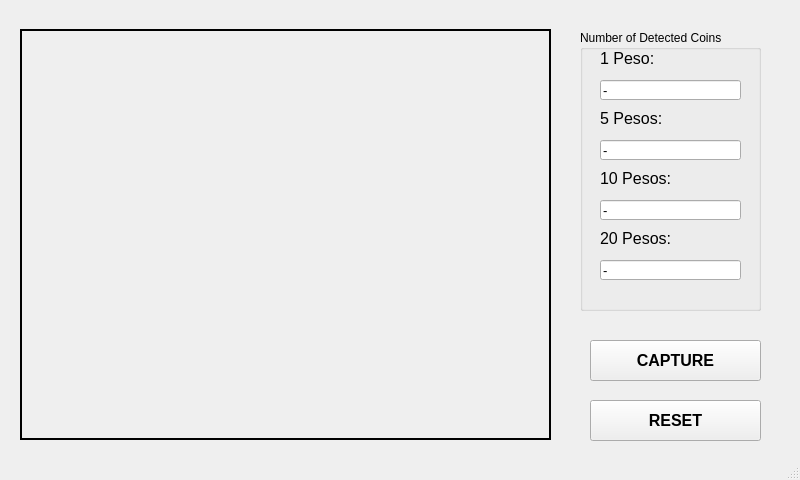
First picture: the form in src/mainwindow.ui, repository romnegrillo/philippine-coins-object-detection, before the edit.
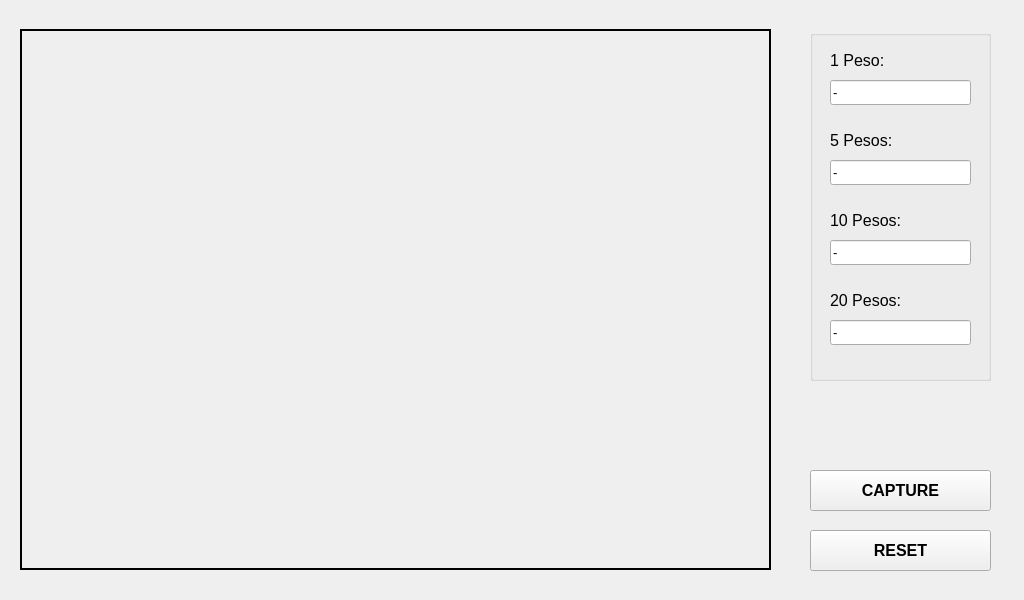
Second picture: the form after the edit.

Commit message: Resized the mainwindow ui.

What changed in the file:
```diff
--- a/src/mainwindow.ui
+++ b/src/mainwindow.ui
@@ -6,8 +6,8 @@
    <rect>
     <x>0</x>
     <y>0</y>
-    <width>800</width>
-    <height>480</height>
+    <width>1024</width>
+    <height>600</height>
    </rect>
   </property>
   <property name="windowTitle">
@@ -22,8 +22,8 @@
      <rect>
       <x>20</x>
       <y>29</y>
-      <width>531</width>
-      <height>411</height>
+      <width>751</width>
+      <height>541</height>
      </rect>
     </property>
     <property name="frameShape">
@@ -42,9 +42,9 @@
    <widget class="QPushButton" name="capture_button">
     <property name="geometry">
      <rect>
-      <x>590</x>
-      <y>340</y>
-      <width>171</width>
+      <x>810</x>
+      <y>470</y>
+      <width>181</width>
       <height>41</height>
      </rect>
     </property>
@@ -62,9 +62,9 @@
    <widget class="QPushButton" name="reset_button">
     <property name="geometry">
      <rect>
-      <x>590</x>
-      <y>400</y>
-      <width>171</width>
+      <x>810</x>
+      <y>530</y>
+      <width>181</width>
       <height>41</height>
      </rect>
     </property>
@@ -82,14 +82,14 @@
    <widget class="QGroupBox" name="groupBox">
     <property name="geometry">
      <rect>
-      <x>580</x>
+      <x>810</x>
       <y>30</y>
       <width>181</width>
-      <height>281</height>
+      <height>351</height>
      </rect>
     </property>
     <property name="title">
-     <string>Number of Detected Coins</string>
+     <string/>
     </property>
     <widget class="QLabel" name="one_pesos_label">
      <property name="geometry">
@@ -97,7 +97,7 @@
        <x>20</x>
        <y>20</y>
        <width>131</width>
-       <height>16</height>
+       <height>20</height>
       </rect>
      </property>
      <property name="font">
@@ -115,7 +115,7 @@
        <x>20</x>
        <y>50</y>
        <width>141</width>
-       <height>20</height>
+       <height>25</height>
       </rect>
      </property>
      <property name="font">
@@ -131,9 +131,9 @@
      <property name="geometry">
       <rect>
        <x>20</x>
-       <y>80</y>
+       <y>100</y>
        <width>121</width>
-       <height>16</height>
+       <height>20</height>
       </rect>
      </property>
      <property name="font">
@@ -149,9 +149,9 @@
      <property name="geometry">
       <rect>
        <x>20</x>
-       <y>110</y>
+       <y>130</y>
        <width>141</width>
-       <height>20</height>
+       <height>25</height>
       </rect>
      </property>
      <property name="font">
@@ -167,9 +167,9 @@
      <property name="geometry">
       <rect>
        <x>20</x>
-       <y>170</y>
+       <y>210</y>
        <width>141</width>
-       <height>20</height>
+       <height>25</height>
       </rect>
      </property>
      <property name="font">
@@ -185,9 +185,9 @@
      <property name="geometry">
       <rect>
        <x>20</x>
-       <y>140</y>
+       <y>180</y>
        <width>131</width>
-       <height>16</height>
+       <height>20</height>
       </rect>
      </property>
      <property name="font">
@@ -203,9 +203,9 @@
      <property name="geometry">
       <rect>
        <x>20</x>
-       <y>200</y>
+       <y>260</y>
        <width>121</width>
-       <height>16</height>
+       <height>20</height>
       </rect>
      </property>
      <property name="font">
@@ -221,9 +221,9 @@
      <property name="geometry">
       <rect>
        <x>20</x>
-       <y>230</y>
+       <y>290</y>
        <width>141</width>
-       <height>20</height>
+       <height>25</height>
       </rect>
      </property>
      <property name="font">
@@ -237,17 +237,6 @@
     </widget>
    </widget>
   </widget>
-  <widget class="QMenuBar" name="menubar">
-   <property name="geometry">
-    <rect>
-     <x>0</x>
-     <y>0</y>
-     <width>800</width>
-     <height>21</height>
-    </rect>
-   </property>
-  </widget>
-  <widget class="QStatusBar" name="statusbar"/>
  </widget>
  <resources/>
  <connections/>
```
